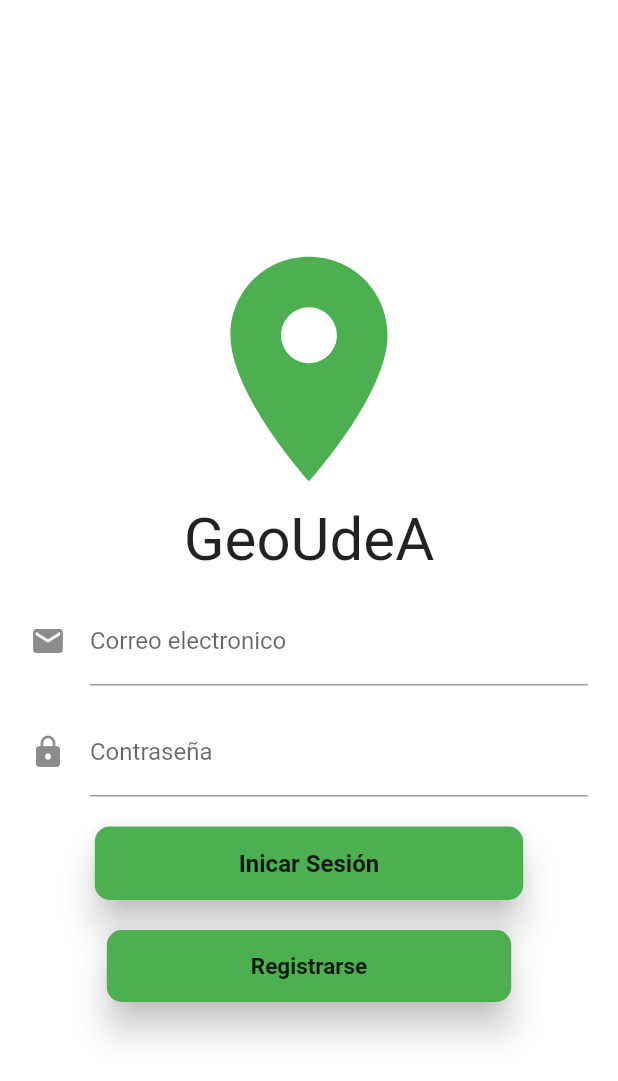
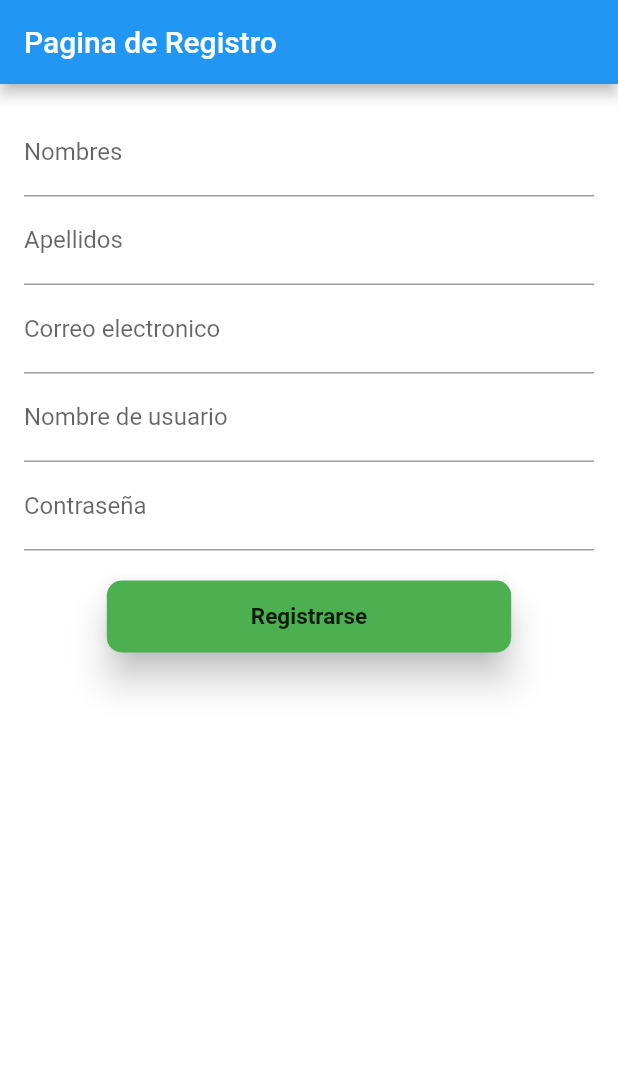
Before and after one commit to Dlondono/GeoUdea, a Flutter app: the screen it shows after launch, on a phone screen of 412 x 824 dp. Shown: the top 1081 px of the screen. Run offline on Flutter 3.47's test engine with Material 2 defaults, Android fonts, the phone set to English and light mode, and no system bars; our stand-ins replace google_maps_flutter, permission_handler; missing offline and left inert: dart:ffi, flutter_polyline_points.

Commit message:
resgister page

```diff
--- a/lib/geoudea_app.dart
+++ b/lib/geoudea_app.dart
@@ -2,6 +2,7 @@ import 'package:flutter/material.dart';
 import 'package:geoudea/ui/home.dart';
 import 'package:geoudea/ui/login_page.dart';
 import 'package:geoudea/ui/map.dart';
+import 'package:geoudea/ui/register_page.dart';
 
 class GeoUdeaApp extends StatelessWidget {
   const GeoUdeaApp({Key? key}) : super(key: key);
@@ -11,7 +12,7 @@ class GeoUdeaApp extends StatelessWidget {
       theme: ThemeData(
         canvasColor: Colors.white,
       ),
-      home: LoginPage(),
+      home: RegisterPage(),
     );
   }
 }
--- /dev/null
+++ b/lib/ui/register_page.dart
@@ -0,0 +1,71 @@
+import 'package:flutter/material.dart';
+
+class RegisterPage extends StatefulWidget{
+  static String id = "login_page";
+
+  @override
+  RegistersPage createState() => RegistersPage();
+}
+
+
+class RegistersPage extends State<RegisterPage>{
+  @override
+  Widget build(BuildContext context){
+    return Scaffold(
+      appBar: AppBar(
+        title:Text("Pagina de Registro"),
+      ),
+      body: Padding(
+        padding: const EdgeInsets.all(16),
+        child: Column(
+          children: <Widget>[
+            TextField(
+              decoration: InputDecoration(labelText: "Nombres"),
+            ),
+            TextField(
+              decoration: InputDecoration(labelText: "Apellidos"),
+            ),
+            TextField(
+              decoration: InputDecoration(labelText: "Correo electronico"),
+            ),
+            TextField(
+              decoration: InputDecoration(labelText: "Nombre de usuario"),
+            ),
+            TextField(
+              decoration: InputDecoration(labelText: "Contraseña"),
+            ),
+            SizedBox(height: 20,),
+            _bottomRegister(),
+          ],
+        ),
+
+      ),
+
+    );
+  }
+
+  _bottomRegister() {
+    return StreamBuilder(
+        builder: (BuildContext context, AsyncSnapshot snapshot){
+          return RaisedButton(
+              child: Container(
+                padding: EdgeInsets.symmetric(horizontal: 80, vertical: 15),
+                child: Text("Registrarse",
+                  style: TextStyle(
+                      fontSize: 15,
+                      fontWeight: FontWeight.bold
+                  ),
+                ),
+              ),
+              shape: RoundedRectangleBorder(
+                  borderRadius: BorderRadius.circular(10)
+              ),
+              elevation: 10,
+              color: Colors.green,
+              onPressed: (){}
+          );
+
+        }
+    );
+  }
+}
```
